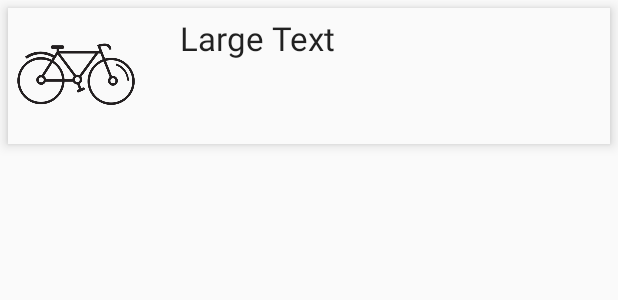
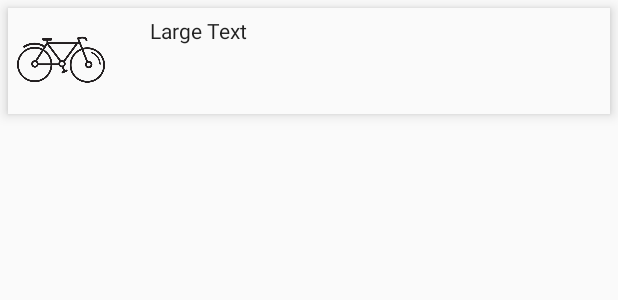
Before and after one commit to kirilhristov91/HCI4, an Android app: the layout custom_row.xml on its own in the app's theme, with its tools: preview values and no code run, on a phone screen of 412 x 824 dp. Shown: the top 300 px of the screen. Run offline under Robolectric (Android 15) with nearby library versions, the phone set to English and light mode, and no system bars.

Commit message:
bug_fixes

```diff
--- a/app/src/main/java/com/hci4/DatabaseHandler.java
+++ b/app/src/main/java/com/hci4/DatabaseHandler.java
@@ -213,7 +213,7 @@ public class DatabaseHandler extends SQLiteOpenHelper{
             c.moveToFirst();
             if(c.isAfterLast()) return -1;
 
-            id = c.getInt(c.getColumnIndex(COLUMN_USER_ID));
+            id = c.getInt(c.getColumnIndex(COLUMN_ID));
         }
         c.close();
         db.close();
--- a/app/src/main/res/layout/custom_row.xml
+++ b/app/src/main/res/layout/custom_row.xml
@@ -16,8 +16,8 @@
         android:layout_marginLeft="5dp">
 
         <ImageView
-            android:layout_width="80dp"
-            android:layout_height="80dp"
+            android:layout_width="60dp"
+            android:layout_height="60dp"
             android:id="@+id/imageViewRow"
             android:src="@drawable/bikelogo"
             android:layout_margin="5dp" />
@@ -27,6 +27,7 @@
             android:layout_height="wrap_content"
             android:textAppearance="?android:attr/textAppearanceLarge"
             android:text="Large Text"
+            android:textSize="14sp"
             android:id="@+id/textViewRow"
             android:layout_marginLeft="24dp"
             android:layout_alignTop="@+id/imageViewRow"
```
Also changed, not shown: app/src/main/java/com/hci4/MainActivity.java (+28 -7 lines), app/src/main/java/com/hci4/MapsActivity.java (+1 -12 lines).
